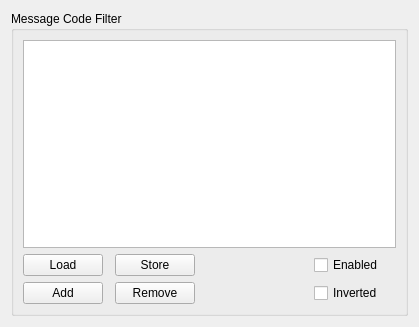
Above: R_Visualizer/MessageFilter/MsgCodeFilter/ui/msgcodefilterwidget.ui from NeverKnewTheName/R_Visualizer before the change. Below: the same form after it.
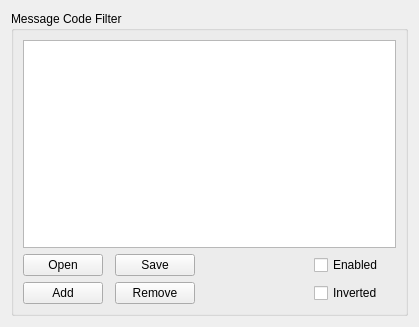
That is the form after the change.

Commit message: Automatic disconnect of MainWindow from InterfaceHandler; SendMsgSingle does now make use of MsgWidget; AddToPackage is now supported by SendMsgSingleWidget; began to rename Load and Store with Open and Save for consistency with the platform; WIP

The edit to the form file:
```diff
--- a/R_Visualizer/MessageFilter/MsgCodeFilter/ui/msgcodefilterwidget.ui
+++ b/R_Visualizer/MessageFilter/MsgCodeFilter/ui/msgcodefilterwidget.ui
@@ -79,7 +79,7 @@
       <item row="1" column="0">
        <widget class="QPushButton" name="filterCodeLoadBtn">
         <property name="text">
-         <string>Load</string>
+         <string>Open</string>
         </property>
        </widget>
       </item>
@@ -93,7 +93,7 @@
       <item row="1" column="2">
        <widget class="QPushButton" name="filterCodeStoreBtn">
         <property name="text">
-         <string>Store</string>
+         <string>Save</string>
         </property>
        </widget>
       </item>
```
Left out of the diff: 36 changed lines with no effect on the pictures. The commit also changes 16 other files.
